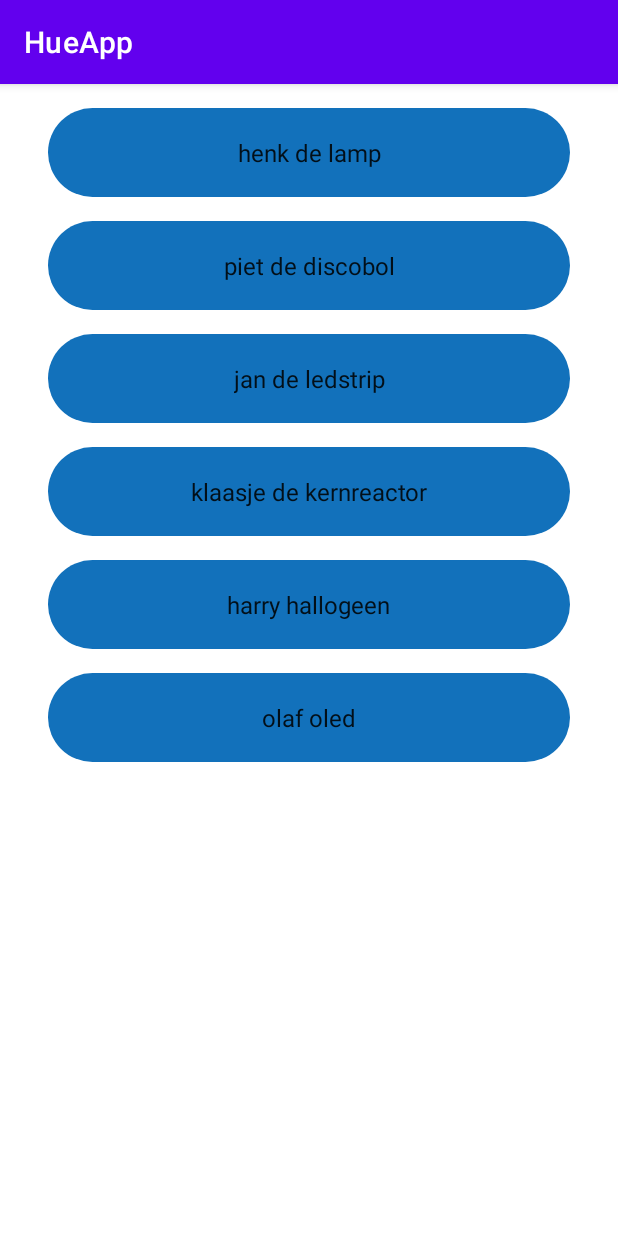
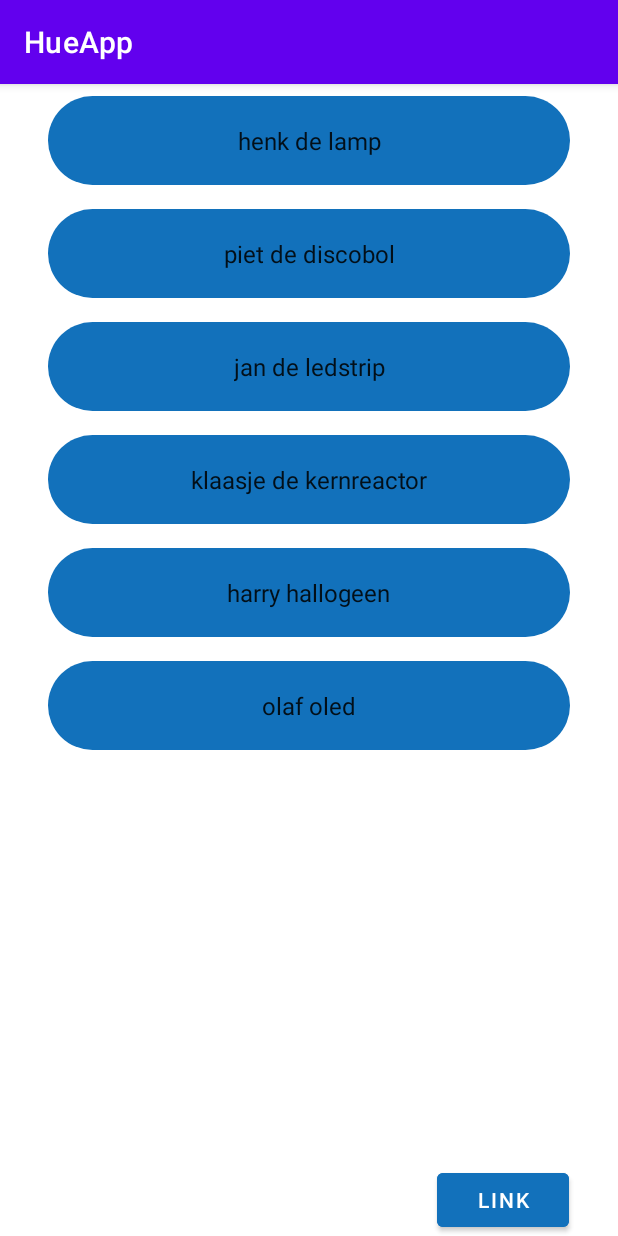
Before and after one commit to TONI330/TDMD-Opdracht-Hue-app, an Android app: the screen it shows after launch (MainActivity), on a phone screen of 412 x 824 dp. Run offline under Robolectric (Android 15) with nearby library versions, the phone set to English and light mode, and no system bars; our stand-ins replace Volley; network calls fail.

Commit message:
Linking works, but recyclerview needs to be updated

```diff
--- a/HueApp/app/src/main/java/com/example/hueapp/MainActivity.java
+++ b/HueApp/app/src/main/java/com/example/hueapp/MainActivity.java
@@ -84,4 +84,8 @@ public class MainActivity extends AppCompatActivity {
     private void startApi() {
         this.apiManager.getLights();
     }
+
+    public void linkButtonPressed(View view) {
+        this.apiManager.getIpAddress();
+    }
 }
--- a/HueApp/app/src/main/res/layout/activity_main.xml
+++ b/HueApp/app/src/main/res/layout/activity_main.xml
@@ -13,17 +13,27 @@
         android:layout_width="0dp"
         android:layout_height="0dp"
         android:layout_marginStart="8dp"
-        android:layout_marginTop="8dp"
         android:layout_marginEnd="8dp"
-        android:layout_marginBottom="8dp"
-        app:layout_constraintBottom_toBottomOf="parent"
+        app:layout_constraintBottom_toTopOf="@+id/button"
         app:layout_constraintEnd_toEndOf="parent"
         app:layout_constraintHorizontal_bias="0.5"
         app:layout_constraintStart_toStartOf="parent"
         app:layout_constraintTop_toTopOf="parent"
         app:layout_constraintVertical_bias="0.25" />
 
-<!--    <androidx.fragment.app.FragmentContainerView-->
+    <Button
+        android:id="@+id/button"
+        android:layout_width="wrap_content"
+        android:layout_height="wrap_content"
+        android:backgroundTint="#1271BB"
+        android:onClick="linkButtonPressed"
+        android:text="@string/link_button_text"
+        app:layout_constraintBottom_toBottomOf="parent"
+        app:layout_constraintEnd_toEndOf="parent"
+        app:layout_constraintHorizontal_bias="0.9"
+        app:layout_constraintStart_toStartOf="parent" />
+
+    <!--    <androidx.fragment.app.FragmentContainerView-->
 <!--        android:id="@+id/detailFragment"-->
 <!--        android:layout_width="0dp"-->
 <!--        android:layout_height="0dp"-->
--- a/HueApp/app/src/main/res/values/strings.xml
+++ b/HueApp/app/src/main/res/values/strings.xml
@@ -15,4 +15,5 @@
     </string>
     <string name="attachment_summary_off">Only download attachments when manually requested</string>
     <string name="placeholder">this is a placeholder</string>
+    <string name="link_button_text">Link</string>
 </resources>
```
Also changed, not shown: HueApp/app/src/main/java/com/example/hueapp/HueApiManager.java (+21 -8 lines).
